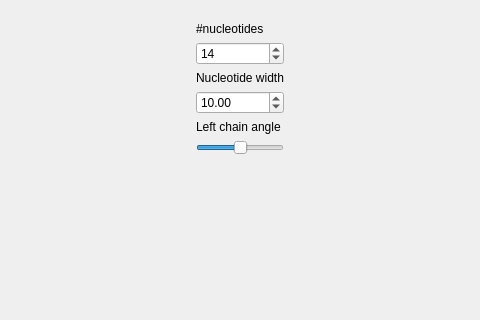
First picture: the form in qtdialog.ui, repository richelbilderbeek/paper_dna_helix, before the edit; both pictures show x 118 to 598 and y 0 to 320 of the 717 by 444 pixel window.
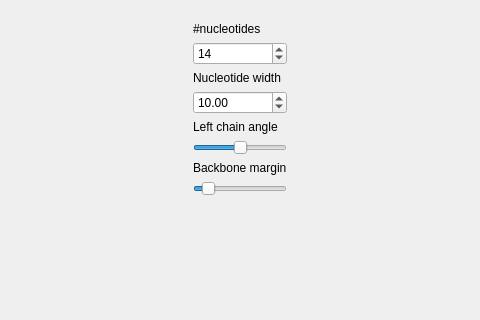
Second picture: the form after the edit.

Commit message: Added backbone horizontal margin

```diff
--- a/qtdialog.ui
+++ b/qtdialog.ui
@@ -83,6 +83,26 @@
         </property>
        </widget>
       </item>
+      <item>
+       <widget class="QLabel" name="label">
+        <property name="text">
+         <string>Backbone margin</string>
+        </property>
+       </widget>
+      </item>
+      <item>
+       <widget class="QSlider" name="backbone_margin">
+        <property name="maximum">
+         <number>100</number>
+        </property>
+        <property name="value">
+         <number>10</number>
+        </property>
+        <property name="orientation">
+         <enum>Qt::Horizontal</enum>
+        </property>
+       </widget>
+      </item>
       <item>
        <spacer name="verticalSpacer">
         <property name="orientation">
```
The commit also changes 3 other files.
